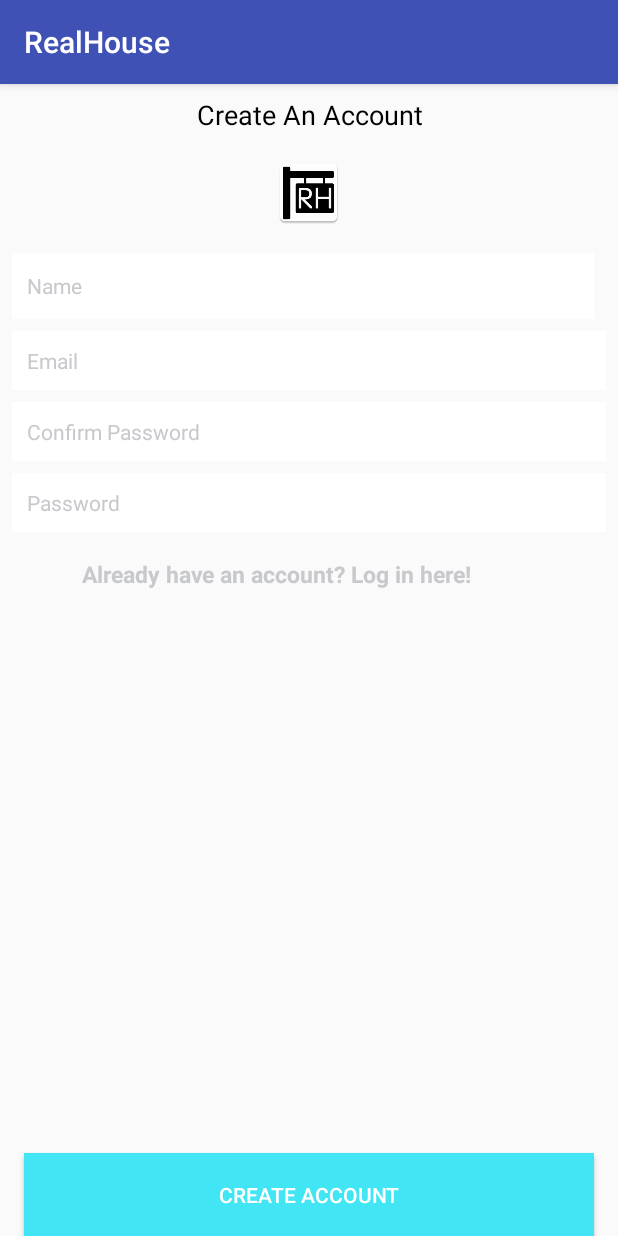
After one commit to katebyars/RealHouse, an Android app: the CreateAccountActivity screen opened directly, with no data from a screen before it, on a phone screen of 412 x 824 dp. The commit adds this screen. Run offline under Robolectric (Android 15) with nearby library versions, the phone set to English and light mode, and no system bars.

Commit message:
add layouts for create user account and login.

```diff
--- /dev/null
+++ b/app/src/main/java/com/example/guest/realhouse/CreateAccountActivity.java
@@ -0,0 +1,13 @@
+package com.example.guest.realhouse;
+
+import android.support.v7.app.AppCompatActivity;
+import android.os.Bundle;
+
+public class CreateAccountActivity extends AppCompatActivity {
+
+    @Override
+    protected void onCreate(Bundle savedInstanceState) {
+        super.onCreate(savedInstanceState);
+        setContentView(R.layout.activity_create_account);
+    }
+}
--- /dev/null
+++ b/app/src/main/res/layout/activity_create_account.xml
@@ -0,0 +1,159 @@
+<?xml version="1.0" encoding="utf-8"?>
+<android.support.constraint.ConstraintLayout xmlns:android="http://schemas.android.com/apk/res/android"
+    xmlns:app="http://schemas.android.com/apk/res-auto"
+    xmlns:tools="http://schemas.android.com/tools"
+    android:layout_width="match_parent"
+    android:layout_height="match_parent"
+    tools:context="com.example.guest.realhouse.CreateAccountActivity">
+
+    <android.support.v7.widget.AppCompatImageView
+        android:layout_width="wrap_content"
+        android:layout_height="wrap_content"
+        android:background="@mipmap/ic_logo"
+        android:layout_marginRight="8dp"
+        app:layout_constraintRight_toRightOf="parent"
+        android:layout_marginLeft="8dp"
+        app:layout_constraintLeft_toLeftOf="parent"
+        android:layout_marginTop="8dp"
+        android:tint="@color/colorAccent"
+        android:layout_marginStart="8dp"
+        android:layout_marginEnd="8dp"
+        android:id="@+id/logoImageView"
+        android:layout_marginBottom="8dp"
+        app:layout_constraintBottom_toTopOf="@+id/nameEditText"
+        app:layout_constraintTop_toBottomOf="@+id/createAccountTextView" />
+
+    <TextView
+        android:id="@+id/createAccountTextView"
+        android:layout_width="152dp"
+        android:layout_height="wrap_content"
+        android:layout_marginEnd="8dp"
+        android:layout_marginLeft="8dp"
+        android:layout_marginRight="8dp"
+        android:layout_marginStart="8dp"
+        android:text="Create An Account"
+        android:textAlignment="center"
+        android:textColor="@color/colorBlack"
+        android:textSize="18sp"
+        app:layout_constraintLeft_toLeftOf="parent"
+        app:layout_constraintRight_toRightOf="parent"
+        app:layout_constraintTop_toTopOf="parent"
+        android:layout_marginTop="8dp" />
+
+    <EditText
+        android:id="@+id/nameEditText"
+        android:layout_width="0dp"
+        android:layout_height="44dp"
+        android:layout_marginEnd="16dp"
+        android:layout_marginLeft="8dp"
+        android:layout_marginRight="16dp"
+        android:layout_marginStart="8dp"
+        android:background="@android:color/white"
+        android:hint="Name"
+        android:nextFocusDown="@+id/passwordEditText"
+        android:padding="10dp"
+        android:textColor="@android:color/black"
+        android:textColorHint="@color/colorHint"
+        android:textSize="14sp"
+        app:layout_constraintLeft_toLeftOf="parent"
+        app:layout_constraintRight_toRightOf="parent"
+        android:layout_marginTop="80dp"
+        app:layout_constraintTop_toBottomOf="@+id/createAccountTextView"
+        app:layout_constraintHorizontal_bias="1.0" />
+
+    <EditText
+        android:id="@+id/emailEditText"
+        android:layout_width="0dp"
+        android:layout_height="wrap_content"
+        android:layout_marginEnd="8dp"
+        android:layout_marginLeft="8dp"
+        android:layout_marginRight="8dp"
+        android:layout_marginStart="8dp"
+        android:layout_marginTop="8dp"
+        android:background="@android:color/white"
+        android:hint="Email"
+        android:inputType="textEmailAddress"
+        android:nextFocusDown="@+id/passwordEditText"
+        android:padding="10dp"
+        android:textColor="@android:color/black"
+        android:textColorHint="@color/colorHint"
+        android:textSize="14sp"
+        app:layout_constraintHorizontal_bias="0.0"
+        app:layout_constraintLeft_toLeftOf="parent"
+        app:layout_constraintRight_toRightOf="parent"
+        app:layout_constraintTop_toBottomOf="@+id/nameEditText" />
+
+    <EditText
+        android:id="@+id/passwordEditText"
+        android:layout_width="0dp"
+        android:layout_height="wrap_content"
+        android:layout_marginEnd="8dp"
+        android:layout_marginLeft="8dp"
+        android:layout_marginRight="8dp"
+        android:layout_marginStart="8dp"
+        android:layout_marginTop="8dp"
+        android:background="@android:color/white"
+        android:hint="Password"
+        android:inputType="textPassword"
+        android:nextFocusDown="@+id/passwordEditText"
+        android:padding="10dp"
+        android:textColor="@android:color/black"
+        android:textColorHint="@color/colorHint"
+        android:textSize="14sp"
+        app:layout_constraintHorizontal_bias="0.0"
+        app:layout_constraintLeft_toLeftOf="parent"
+        app:layout_constraintRight_toRightOf="parent"
+        app:layout_constraintTop_toBottomOf="@+id/confirmPasswordEditText" />
+
+    <EditText
+        android:id="@+id/confirmPasswordEditText"
+        android:layout_width="0dp"
+        android:layout_height="wrap_content"
+        android:layout_marginEnd="8dp"
+        android:layout_marginLeft="8dp"
+        android:layout_marginRight="8dp"
+        android:layout_marginStart="8dp"
+        android:layout_marginTop="8dp"
+        android:background="@android:color/white"
+        android:hint="Confirm Password"
+        android:inputType="textPassword"
+        android:nextFocusDown="@+id/passwordEditText"
+        android:padding="10dp"
+        android:textColor="@android:color/black"
+        android:textColorHint="@color/colorHint"
+        android:textSize="14sp"
+        app:layout_constraintHorizontal_bias="0.0"
+        app:layout_constraintLeft_toLeftOf="parent"
+        app:layout_constraintRight_toRightOf="parent"
+        app:layout_constraintTop_toBottomOf="@+id/emailEditText" />
+
+
+    <Button
+        android:id="@+id/createUserButton"
+        android:layout_width="380dp"
+        android:layout_height="55dp"
+        android:padding="10dp"
+        android:text="Create Account"
+        android:background="@color/colorAccent"
+        android:textColor="@color/colorWhite"
+        app:layout_constraintBottom_toBottomOf="parent"
+        app:layout_constraintLeft_toLeftOf="parent"
+        app:layout_constraintRight_toRightOf="parent" />
+
+    <TextView
+        android:id="@+id/loginTextView"
+        android:layout_width="368dp"
+        android:layout_height="wrap_content"
+        android:layout_gravity="center_horizontal"
+        android:layout_marginTop="17dp"
+        android:text="Already have an account? Log in here!"
+        android:textAlignment="center"
+        android:textColor="@color/colorHint"
+        android:textSize="15sp"
+        android:textStyle="bold"
+        app:layout_constraintTop_toBottomOf="@+id/passwordEditText"
+        tools:layout_editor_absoluteX="8dp" />
+
+
+
+</android.support.constraint.ConstraintLayout>
--- a/app/src/main/res/values/colors.xml
+++ b/app/src/main/res/values/colors.xml
@@ -3,4 +3,8 @@
     <color name="colorPrimary">#3F51B5</color>
     <color name="colorPrimaryDark">#303F9F</color>
     <color name="colorAccent">#42e5f4</color>
+    <color name="colorBlack">#000000</color>
+    <color name="colorWhite">#ffffff</color>
+    <color name="colorHint">#c7c9cc</color>
+
 </resources>
--- a/build.gradle
+++ b/build.gradle
@@ -6,9 +6,9 @@ buildscript {
     }
     dependencies {
         classpath 'com.android.tools.build:gradle:2.3.2'
+        classpath 'com.google.gms:google-services:3.1.0'
+        classpath 'com.neenbedankt.gradle.plugins:android-apt:1.8'
 
-        // NOTE: Do not place your application dependencies here; they belong
-        // in the individual module build.gradle files
     }
 }
 
```
Also changed, not shown: app/build.gradle (+18 -1 lines), app/src/main/AndroidManifest.xml (+7 -3 lines), app/src/main/java/com/example/guest/realhouse/LoginActivity.java (added, +13 -0 lines), app/src/main/res/layout/activity_login.xml (added, +126 -0 lines), 8 other files.
